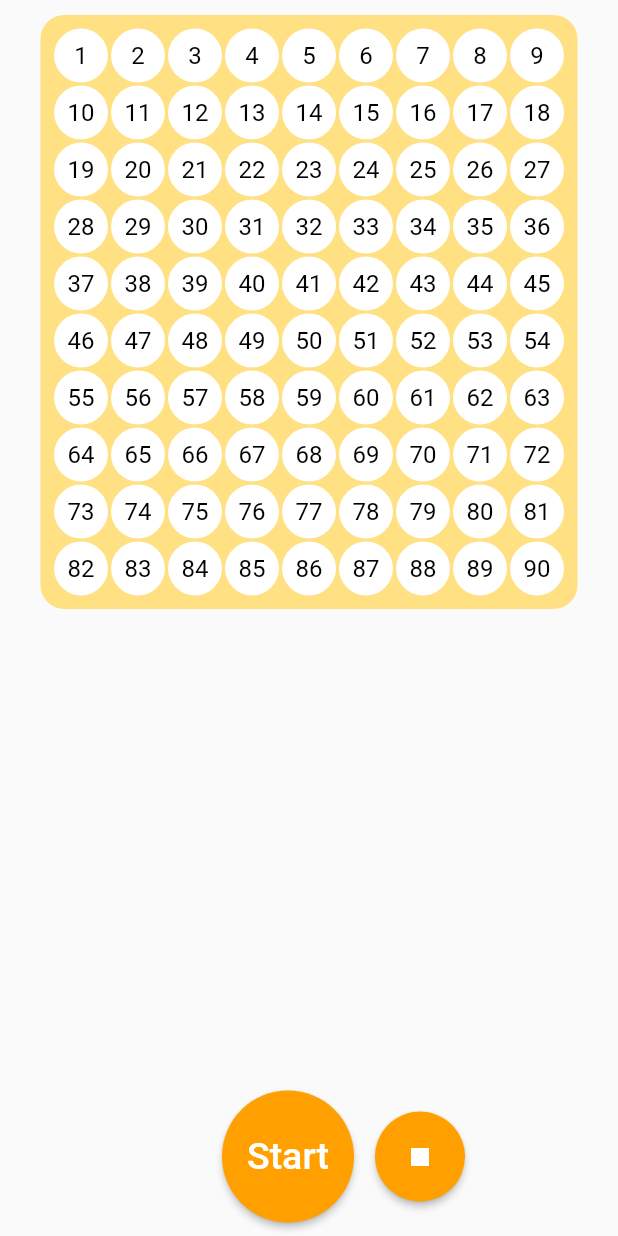
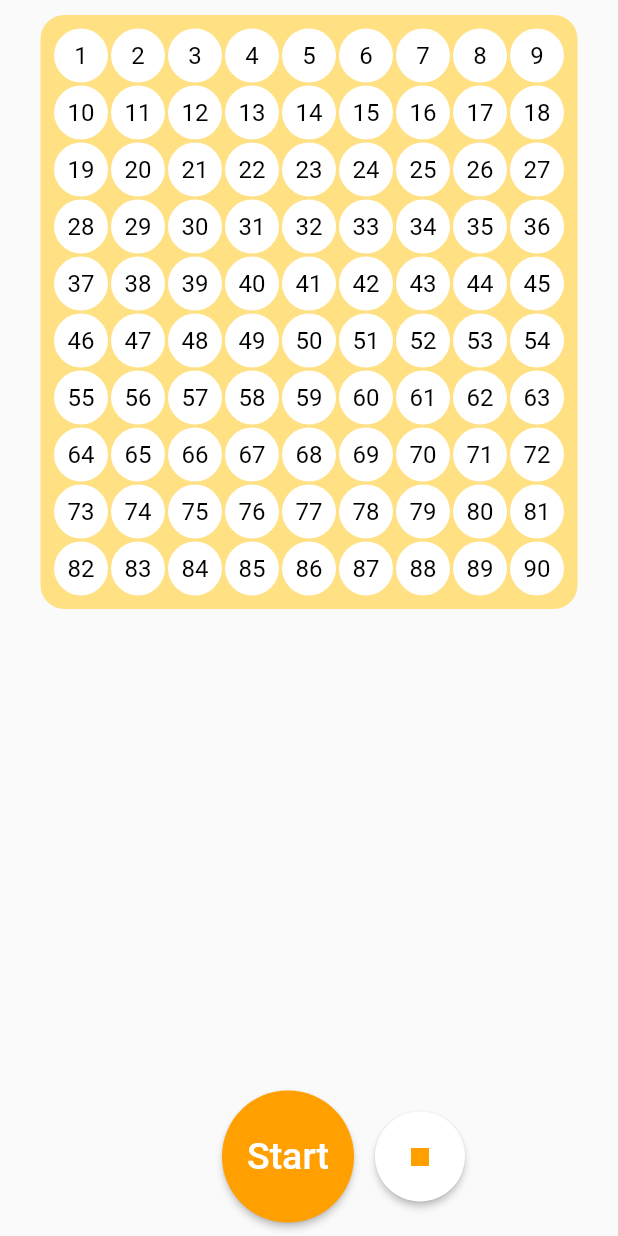
Before and after one commit to aryanA101a/tambolaTime, a Flutter app: the screen it shows after launch, after a tap on "Start", on a phone screen of 412 x 824 dp. Run offline on Flutter 3.47's test engine with Material 2 defaults, Android fonts, the phone set to English and light mode, and no system bars; our stand-ins replace flutter_tts.

Commit message:
Comments Added for easy understanding

```diff
--- a/lib/home_screen.dart
+++ /dev/null
@@ -1,12 +0,0 @@
-import 'package:flutter/material.dart';
-
-class HomeScreen extends StatelessWidget {
-  const HomeScreen({Key? key}) : super(key: key);
-
-  @override
-  Widget build(BuildContext context) {
-    return Scaffold(
-      body: Container(),
-    );
-  }
-}
--- a/lib/main.dart
+++ b/lib/main.dart
@@ -1,6 +1,7 @@
 import 'package:flutter/material.dart';
 import 'package:tambola_time/tambola_screen.dart';
 
+//starting point of the app
 void main() {
   runApp(const MyApp());
 }
@@ -11,6 +12,7 @@ class MyApp extends StatelessWidget {
   // This widget is the root of your application.
   @override
   Widget build(BuildContext context) {
+    //topMost widget
     return MaterialApp(
       home: TambolaScreen(),
     );
--- a/lib/tambola_screen.dart
+++ b/lib/tambola_screen.dart
@@ -13,18 +13,20 @@ class TambolaScreen extends StatefulWidget {
 }
 
 class _TambolaScreenState extends State<TambolaScreen> {
-  late FlutterTts flutterTts;
-  late TambolaServices ts;
-  late List<Widget> numWidget;
+  late FlutterTts flutterTts; //textToSpeech instance variable declaration
+  late TambolaServices ts; //tambolaservices instance variable declaration
 
+  //start tambola
   start() {
-    log(ts.randomNumArr.toString());
+    // log(ts.randomNumArr.toString());
 
     ts.timer = Timer.periodic(Duration(milliseconds: 2000), (timer) {
-      log("${ts.counter} | ${ts.randomNumArr[ts.counter]} | ${ts.tambolaNumArr[ts.randomNumArr[ts.counter] - 1]}");
+      // log("${ts.counter} | ${ts.randomNumArr[ts.counter]} | ${ts.tambolaNumArr[ts.randomNumArr[ts.counter] - 1]}");
+      //end after counter=n-1
       if (ts.counter == 89) {
         timer.cancel();
       }
+      //change ui state
       setState(() {
         ts.currentNumber = ts.randomNumArr[ts.counter];
         ts.tambolaNumArr[ts.randomNumArr[ts.counter] - 1].changeColor();
@@ -38,9 +40,12 @@ class _TambolaScreenState extends State<TambolaScreen> {
   void initState() {
     super.initState();
     initTts();
+
+    //initialize ts variable
     ts = TambolaServices();
   }
 
+  //initialize TextToSpeech
   initTts() async {
     flutterTts = FlutterTts();
     await flutterTts.awaitSpeakCompletion(true);
@@ -48,28 +53,20 @@ class _TambolaScreenState extends State<TambolaScreen> {
 
   @override
   Widget build(BuildContext context) {
-    // numWidget = List.generate(
-    //     90,
-    //     (index) => Padding(
-    //           padding: const EdgeInsets.all(1),
-    //           child: CircleAvatar(
-    //             child: Text(
-    //               ts.tambolaNumArr[index].number.toString(),
-    //               style: TextStyle(color: Colors.black),
-    //             ),
-    //             radius: 18,
-    //             backgroundColor: ts.tambolaNumArr[index].color,
-    //           ),
-    //         ));
     return Scaffold(
       body: SafeArea(
         child: Column(
           mainAxisAlignment: MainAxisAlignment.spaceBetween,
           children: [
+//______________________________TambolaBoard__________________________________
+
             Center(
               child: Padding(
                 padding: const EdgeInsets.all(6.0),
                 child: Card(
+                  color: Colors.amber.shade200,
+                  shape: RoundedRectangleBorder(
+                      borderRadius: BorderRadius.circular(16)),
                   elevation: 0,
                   child: Padding(
                     padding: const EdgeInsets.all(8.0),
@@ -90,12 +87,10 @@ class _TambolaScreenState extends State<TambolaScreen> {
                               )),
                     ),
                   ),
-                  color: Colors.amber.shade200,
-                  shape: RoundedRectangleBorder(
-                      borderRadius: BorderRadius.circular(16)),
                 ),
               ),
             ),
+//_________________________________ButtonRow________________________________________
             Padding(
               padding: const EdgeInsets.all(8.0),
               child: Row(
@@ -111,11 +106,12 @@ class _TambolaScreenState extends State<TambolaScreen> {
                             setState(() {});
                             ts.timer!.isActive ? ts.stop() : start();
                           },
-                          color: Colors.amber.shade700,
+                          color: Colors.white,
                           textColor: Colors.white,
-                          child: Icon(ts.timer!.isActive
-                              ? Icons.pause
-                              : Icons.play_arrow),
+                          child: Icon(
+                            ts.timer!.isActive ? Icons.pause : Icons.play_arrow,
+                            color: Colors.amber.shade700,
+                          ),
                           padding: EdgeInsets.all(4),
                           shape: CircleBorder(),
                         ),
@@ -143,9 +139,12 @@ class _TambolaScreenState extends State<TambolaScreen> {
                         ts.init();
                       });
                     },
-                    color: Colors.amber.shade700,
+                    color: Colors.white,
                     textColor: Colors.white,
-                    child: Icon(Icons.stop),
+                    child: Icon(
+                      Icons.stop,
+                      color: Colors.amber.shade700,
+                    ),
                     padding: EdgeInsets.all(4),
                     shape: CircleBorder(),
                   ),
--- a/lib/tambola_services.dart
+++ b/lib/tambola_services.dart
@@ -9,17 +9,21 @@ class TambolaServices {
   List<int> randomNumArr = [];
   late int counter;
   Timer? timer;
-
+  //constructor
   TambolaServices() {
     init();
   }
 
+  //initialize/reset every thing
   init() {
+    //create a list of integers from 1 to 90
     tambolaNumArr =
         List.generate(90, (index) => TambolaNumber(number: index + 1));
 
+    //create a list of integers from 1 to 90
     randomNumArr = List.generate(90, (index) => index + 1);
 
+    //randomize the array
     randomNumArr.shuffle();
 
     currentNumber = null;
```
